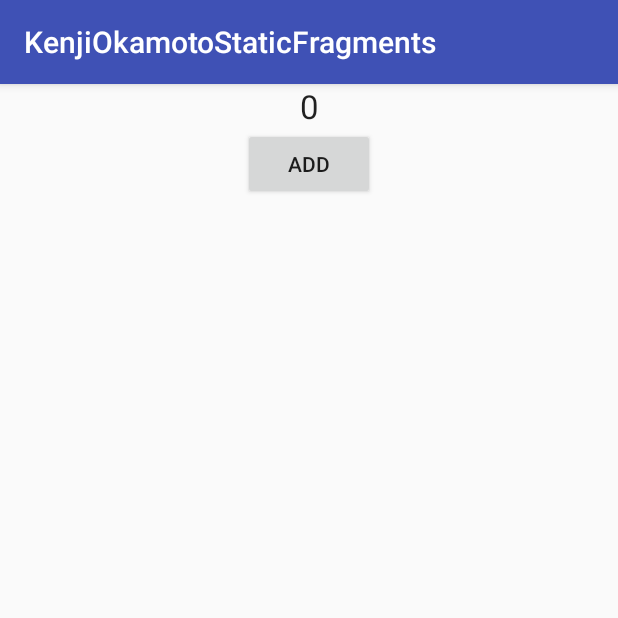
After one commit to kokamot1/KenjiOkamotoStaticFragments, an Android app: the fragment DataDisplayFragment shown on its own in the app's theme, on a phone screen of 412 x 824 dp, the top half of it. The commit adds this screen. Run offline under Robolectric (Android 15) with nearby library versions, the phone set to English and light mode, and no system bars.

Commit message:
create the data display fragment

```diff
--- /dev/null
+++ b/app/src/main/java/edu/westga/kenjiokamotostaticfragments/DataDisplayFragment.java
@@ -0,0 +1,29 @@
+package edu.westga.kenjiokamotostaticfragments;
+
+
+import android.os.Bundle;
+import android.support.v4.app.Fragment;
+import android.view.LayoutInflater;
+import android.view.View;
+import android.view.ViewGroup;
+
+
+/**
+ * A simple {@link Fragment} subclass.
+ */
+public class DataDisplayFragment extends Fragment {
+
+
+    public DataDisplayFragment() {
+        // Required empty public constructor
+    }
+
+
+    @Override
+    public View onCreateView(LayoutInflater inflater, ViewGroup container,
+                             Bundle savedInstanceState) {
+        // Inflate the layout for this fragment
+        return inflater.inflate(R.layout.fragment_data_display, container, false);
+    }
+
+}
--- /dev/null
+++ b/app/src/main/res/layout/fragment_data_display.xml
@@ -0,0 +1,22 @@
+<LinearLayout xmlns:android="http://schemas.android.com/apk/res/android"
+    xmlns:tools="http://schemas.android.com/tools"
+    android:orientation="vertical"
+    android:layout_width="match_parent"
+    android:layout_height="match_parent"
+    tools:context="edu.westga.kenjiokamotostaticfragments.DataDisplayFragment">
+
+    <TextView
+        android:layout_width="fill_parent"
+        android:layout_height="wrap_content"
+        android:textAppearance="?android:attr/textAppearanceLarge"
+        android:text="0"
+        android:textAlignment="center" />
+
+    <Button
+        android:layout_width="wrap_content"
+        android:layout_height="wrap_content"
+        android:text="Add"
+        android:id="@+id/button2"
+        android:layout_gravity="center_horizontal" />
+
+</LinearLayout>
--- a/app/src/main/res/values/strings.xml
+++ b/app/src/main/res/values/strings.xml
@@ -4,4 +4,7 @@
 
     <!-- TODO: Remove or change this placeholder text -->
     <string name="prompt_message">Enter 2 Numbers</string>
+
+    <!-- TODO: Remove or change this placeholder text -->
+    <string name="hello_blank_fragment">Hello blank fragment</string>
 </resources>
```
